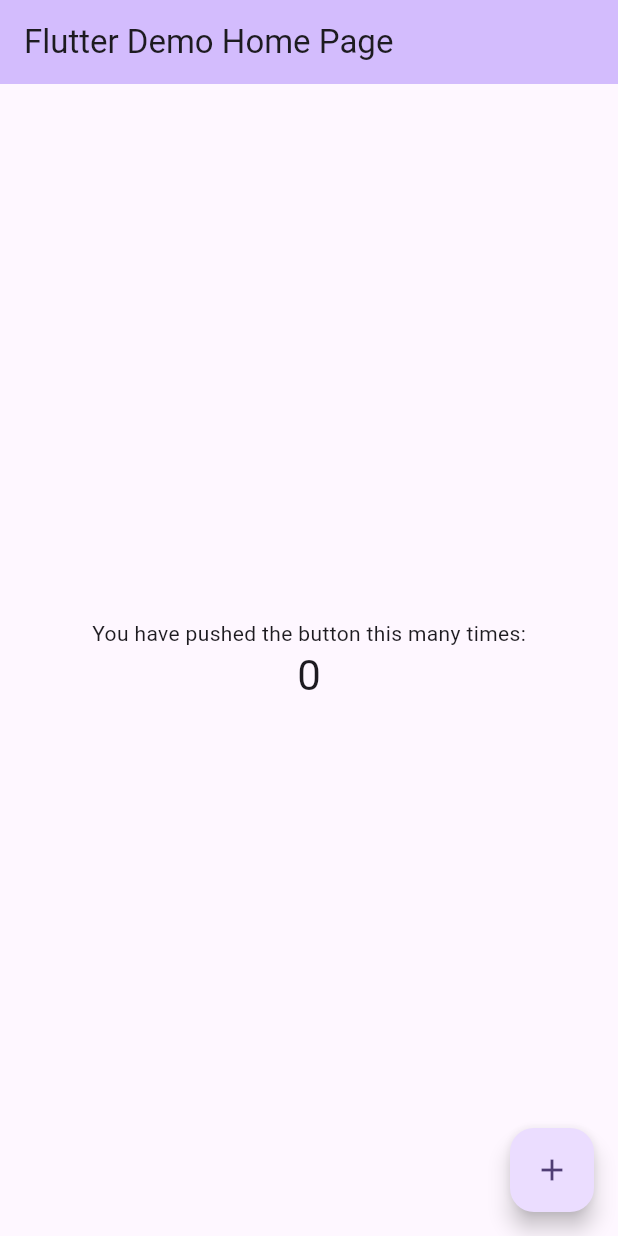
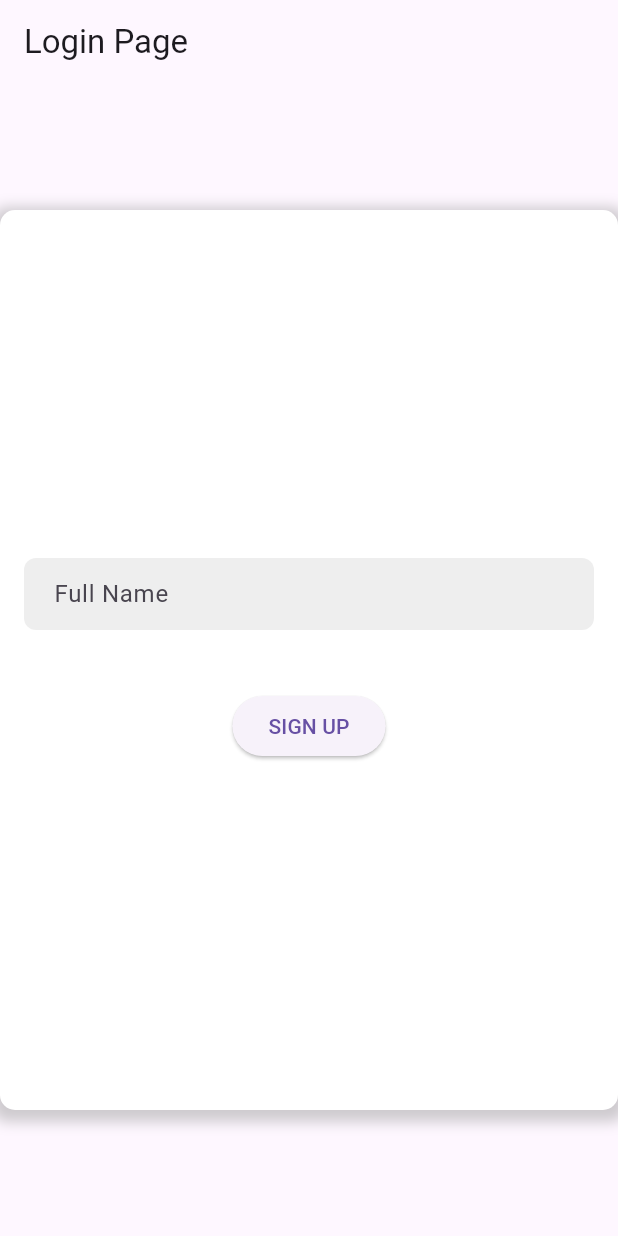
Before and after one commit to pgvda/Flutter-intern-project, a Flutter app: the screen it shows after launch, on a phone screen of 412 x 824 dp. Run offline on Flutter 3.47's test engine with Material 3 defaults, Android fonts, the light colour scheme and no system bars.

Commit message:
submitwith error

```diff
--- a/flutter_intern_project/lib/main.dart
+++ b/flutter_intern_project/lib/main.dart
@@ -1,125 +1,19 @@
 import 'package:flutter/material.dart';
+import './src/features/auth/login_screen.dart';
 
 void main() {
-  runApp(const MyApp());
+  runApp(MyApp());
 }
 
 class MyApp extends StatelessWidget {
-  const MyApp({super.key});
-
-  // This widget is the root of your application.
   @override
   Widget build(BuildContext context) {
     return MaterialApp(
       title: 'Flutter Demo',
       theme: ThemeData(
-        // This is the theme of your application.
-        //
-        // TRY THIS: Try running your application with "flutter run". You'll see
-        // the application has a purple toolbar. Then, without quitting the app,
-        // try changing the seedColor in the colorScheme below to Colors.green
-        // and then invoke "hot reload" (save your changes or press the "hot
-        // reload" button in a Flutter-supported IDE, or press "r" if you used
-        // the command line to start the app).
-        //
-        // Notice that the counter didn't reset back to zero; the application
-        // state is not lost during the reload. To reset the state, use hot
-        // restart instead.
-        //
-        // This works for code too, not just values: Most code changes can be
-        // tested with just a hot reload.
-        colorScheme: ColorScheme.fromSeed(seedColor: Colors.deepPurple),
-        useMaterial3: true,
+        primarySwatch: Colors.blue,
       ),
-      home: const MyHomePage(title: 'Flutter Demo Home Page'),
+      home: LoginPage(),
     );
   }
 }
-
-class MyHomePage extends StatefulWidget {
-  const MyHomePage({super.key, required this.title});
-
-  // This widget is the home page of your application. It is stateful, meaning
-  // that it has a State object (defined below) that contains fields that affect
-  // how it looks.
-
-  // This class is the configuration for the state. It holds the values (in this
-  // case the title) provided by the parent (in this case the App widget) and
-  // used by the build method of the State. Fields in a Widget subclass are
-  // always marked "final".
-
-  final String title;
-
-  @override
-  State<MyHomePage> createState() => _MyHomePageState();
-}
-
-class _MyHomePageState extends State<MyHomePage> {
-  int _counter = 0;
-
-  void _incrementCounter() {
-    setState(() {
-      // This call to setState tells the Flutter framework that something has
-      // changed in this State, which causes it to rerun the build method below
-      // so that the display can reflect the updated values. If we changed
-      // _counter without calling setState(), then the build method would not be
-      // called again, and so nothing would appear to happen.
-      _counter++;
-    });
-  }
-
-  @override
-  Widget build(BuildContext context) {
-    // This method is rerun every time setState is called, for instance as done
-    // by the _incrementCounter method above.
-    //
-    // The Flutter framework has been optimized to make rerunning build methods
-    // fast, so that you can just rebuild anything that needs updating rather
-    // than having to individually change instances of widgets.
-    return Scaffold(
-      appBar: AppBar(
-        // TRY THIS: Try changing the color here to a specific color (to
-        // Colors.amber, perhaps?) and trigger a hot reload to see the AppBar
-        // change color while the other colors stay the same.
-        backgroundColor: Theme.of(context).colorScheme.inversePrimary,
-        // Here we take the value from the MyHomePage object that was created by
-        // the App.build method, and use it to set our appbar title.
-        title: Text(widget.title),
-      ),
-      body: Center(
-        // Center is a layout widget. It takes a single child and positions it
-        // in the middle of the parent.
-        child: Column(
-          // Column is also a layout widget. It takes a list of children and
-          // arranges them vertically. By default, it sizes itself to fit its
-          // children horizontally, and tries to be as tall as its parent.
-          //
-          // Column has various properties to control how it sizes itself and
-          // how it positions its children. Here we use mainAxisAlignment to
-          // center the children vertically; the main axis here is the vertical
-          // axis because Columns are vertical (the cross axis would be
-          // horizontal).
-          //
-          // TRY THIS: Invoke "debug painting" (choose the "Toggle Debug Paint"
-          // action in the IDE, or press "p" in the console), to see the
-          // wireframe for each widget.
-          mainAxisAlignment: MainAxisAlignment.center,
-          children: <Widget>[
-            const Text(
-              'You have pushed the button this many times:',
-            ),
-            Text(
-              '$_counter',
-              style: Theme.of(context).textTheme.headlineMedium,
-            ),
-          ],
-        ),
-      ),
-      floatingActionButton: FloatingActionButton(
-        onPressed: _incrementCounter,
-        tooltip: 'Increment',
-        child: const Icon(Icons.add),
-      ), // This trailing comma makes auto-formatting nicer for build methods.
-    );
-  }
-}
--- a/flutter_intern_project/lib/src/constants/colors.dart
+++ b/flutter_intern_project/lib/src/constants/colors.dart
@@ -0,0 +1 @@
+import 'package:flutter/material.dart';
--- a/flutter_intern_project/lib/src/features/auth/login_screen.dart
+++ b/flutter_intern_project/lib/src/features/auth/login_screen.dart
@@ -0,0 +1,105 @@
+import 'package:flutter/material.dart';
+import 'package:flutter_intern_project/src/features/core/home_screen.dart';
+import '../auth/login_screen.dart';
+
+class LoginPage extends StatelessWidget {
+  @override
+  Widget build(BuildContext context) {
+    return Scaffold(
+      appBar: AppBar(
+        title: Text('Login Page'),
+      ),
+      body: Center(
+        child: Container(
+          padding: EdgeInsets.all(16.0),
+          constraints: BoxConstraints(
+            maxWidth: 600,
+            maxHeight: 600,
+          ),
+          decoration: BoxDecoration(
+            color: Colors.white,
+            borderRadius: BorderRadius.circular(10),
+            boxShadow: [
+              BoxShadow(
+                color: Colors.grey.withOpacity(0.5),
+                spreadRadius: 5,
+                blurRadius: 7,
+                offset: Offset(0, 3), // changes position of shadow
+              ),
+            ],
+          ),
+          child: Column(
+            mainAxisAlignment: MainAxisAlignment.center,
+            children: <Widget>[
+              Container(
+                padding: EdgeInsets.symmetric(horizontal: 20),
+                decoration: BoxDecoration(
+                  color: Colors.grey[200],
+                  borderRadius: BorderRadius.circular(8),
+                ),
+                child: TextField(
+                  decoration: InputDecoration(
+                    hintText: 'Full Name',
+                    border: InputBorder.none,
+                  ),
+                ),
+              ),
+              SizedBox(height: 20),
+              Row(
+
+                  children: [
+                  Container(
+                padding: EdgeInsets.symmetric(horizontal: 20),
+                decoration: BoxDecoration(
+                  color: Colors.grey[200],
+                  borderRadius: BorderRadius.circular(8),
+                  child: Expanded(
+                      child: TextField(
+                        decoration: InputDecoration(
+                          hintText: 'Email',
+                          border: InputBorder.none,
+                        ),
+                      ),
+                    ),
+                ),
+                ),
+
+                SizedBox(width: 10),
+                  Container(
+                padding: EdgeInsets.symmetric(horizontal: 20),
+                decoration: BoxDecoration(
+                  color: Colors.grey[200],
+                  borderRadius: BorderRadius.circular(8),
+                  child: Expanded(
+                      child: TextField(
+                        decoration: InputDecoration(
+                          hintText: 'Email',
+                          border: InputBorder.none,
+                        ),
+                      ),
+                    ),
+                ),
+                ),
+
+                  ],
+
+
+                ),
+
+              SizedBox(height: 20),
+              ElevatedButton(
+                onPressed: () {
+                  Navigator.push(
+                    context,
+                    MaterialPageRoute(builder: (context) => HomePage()),
+                  );
+                },
+                child: Text('SIGN UP'),
+              ),
+            ],
+          ),
+        ),
+      ),
+    );
+  }
+}
--- a/flutter_intern_project/pubspec.yaml
+++ b/flutter_intern_project/pubspec.yaml
@@ -52,6 +52,9 @@ dev_dependencies:
 
 # The following section is specific to Flutter packages.
 flutter:
+  assets:
+    - assets/img/cardImg/image1.jpg
+    - assets/img/cardImg/image2.jpg
 
   # The following line ensures that the Material Icons font is
   # included with your application, so that you can use the icons in
```
Also changed, not shown: flutter_intern_project/lib/src/common_widgets/card.dart (+71 -0 lines), flutter_intern_project/lib/src/constants/cardData.dart (added, +25 -0 lines), flutter_intern_project/lib/src/features/core/home_screen.dart (+124 -0 lines), flutter_intern_project/assets/img/cardImg/image1.jpg (added), flutter_intern_project/assets/img/cardImg/image2.jpg (added), flutter_intern_project/assets/img/cardImg/imge3.jpg (added).
